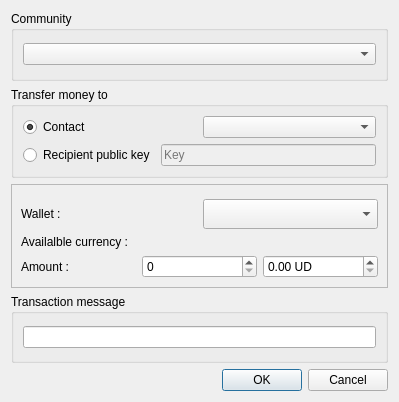
This is res/ui/transfer.ui in duniter/sakia as Qt 5 draws it before an edit. The edited form follows.
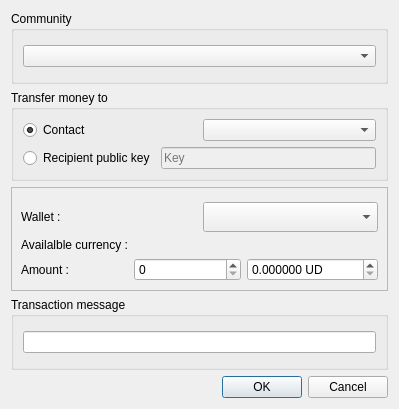
This is the edited form.

Commit message: Set UD precision to 6 decimals

```diff
--- a/res/ui/transfer.ui
+++ b/res/ui/transfer.ui
@@ -7,7 +7,7 @@
     <x>0</x>
     <y>0</y>
     <width>399</width>
-    <height>402</height>
+    <height>409</height>
    </rect>
   </property>
   <property name="windowTitle">
@@ -143,6 +143,9 @@
           <property name="suffix">
            <string> UD</string>
           </property>
+          <property name="decimals">
+           <number>6</number>
+          </property>
           <property name="maximum">
            <double>9999999.000000000000000</double>
           </property>
```
The commit also changes 6 other files.
